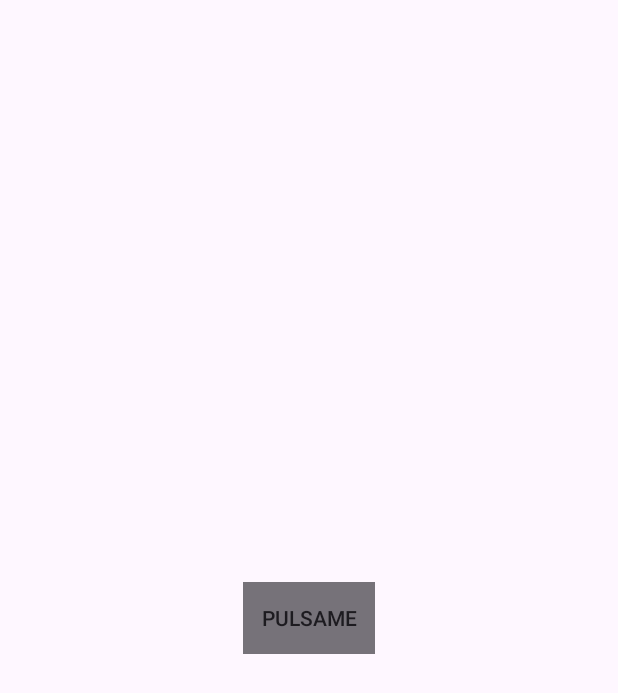
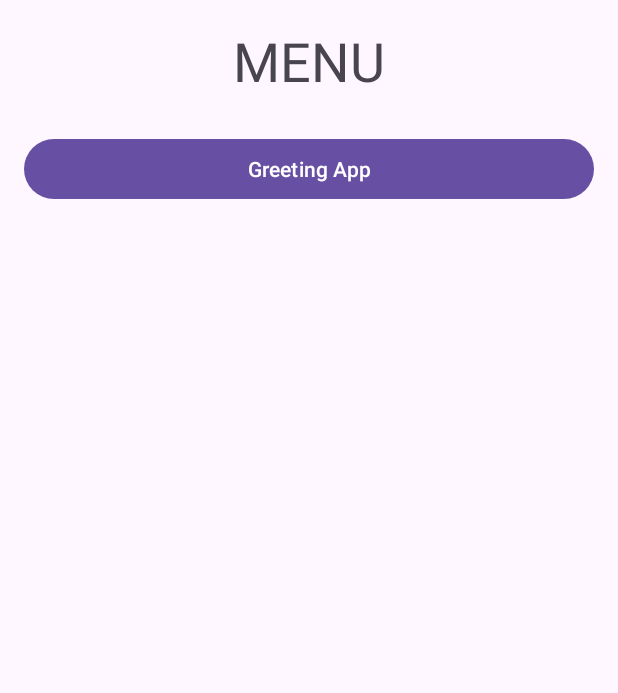
Before and after one commit to martinwilchesdev/android_basics, an Android app: the screen it shows after launch (FirstAppActivity before the commit, MenuActivity after it), on a phone screen of 412 x 824 dp. Shown: the top 693 px of the screen. Run offline under Robolectric (Android 15) with nearby library versions, the phone set to English and light mode, and no system bars.

Commit message:
Navegacion entre actividades en Android

```diff
--- /dev/null
+++ b/app/src/main/java/com/example/android/basics/MenuActivity.kt
@@ -0,0 +1,32 @@
+package com.example.android.basics
+
+import android.content.Intent
+import android.os.Bundle
+import android.widget.Button
+import androidx.activity.enableEdgeToEdge
+import androidx.appcompat.app.AppCompatActivity
+import androidx.core.view.ViewCompat
+import androidx.core.view.WindowInsetsCompat
+import com.example.android.R
+import com.example.android.basics.firstapp.FirstAppActivity
+
+class MenuActivity : AppCompatActivity() {
+    override fun onCreate(savedInstanceState: Bundle?) {
+        super.onCreate(savedInstanceState)
+        enableEdgeToEdge()
+        setContentView(R.layout.activity_menu)
+        ViewCompat.setOnApplyWindowInsetsListener(findViewById(R.id.main)) { v, insets ->
+            val systemBars = insets.getInsets(WindowInsetsCompat.Type.systemBars())
+            v.setPadding(systemBars.left, systemBars.top, systemBars.right, systemBars.bottom)
+            insets
+        }
+
+        val btnGreetingApp = findViewById<Button>(R.id.btnGreetingApp)
+        btnGreetingApp.setOnClickListener { navigateToGreeting() }
+    }
+
+    private fun navigateToGreeting() {
+        val intent = Intent(this, FirstAppActivity::class.java)
+        startActivity(intent)
+    }
+}
--- /dev/null
+++ b/app/src/main/res/layout/activity_menu.xml
@@ -0,0 +1,26 @@
+<?xml version="1.0" encoding="utf-8"?>
+<androidx.appcompat.widget.LinearLayoutCompat xmlns:android="http://schemas.android.com/apk/res/android"
+    xmlns:app="http://schemas.android.com/apk/res-auto"
+    xmlns:tools="http://schemas.android.com/tools"
+    android:id="@+id/main"
+    android:layout_width="match_parent"
+    android:layout_height="match_parent"
+    android:layout_margin="16dp"
+    android:orientation="vertical"
+    tools:context=".basics.MenuActivity">
+
+    <TextView
+        android:layout_width="match_parent"
+        android:layout_height="wrap_content"
+        android:layout_marginBottom="24dp"
+        android:text="MENU"
+        android:textAlignment="center"
+        android:textSize="36sp" />
+
+    <Button
+        android:id="@+id/btnGreetingApp"
+        android:layout_width="match_parent"
+        android:layout_height="wrap_content"
+        android:text="Greeting App" />
+
+</androidx.appcompat.widget.LinearLayoutCompat>
```
Also changed, not shown: app/src/main/AndroidManifest.xml (+9 -1 lines), app/src/main/java/com/example/android/basics/firstapp/FirstAppActivity.kt (+15 -2 lines), app/src/main/java/com/example/android/basics/firstapp/ResultActivity.kt (added, +32 -0 lines), app/src/main/res/layout/activity_first_app.xml (+22 -1 lines), app/src/main/res/layout/activity_result.xml (added, +18 -0 lines), 1 other file.
